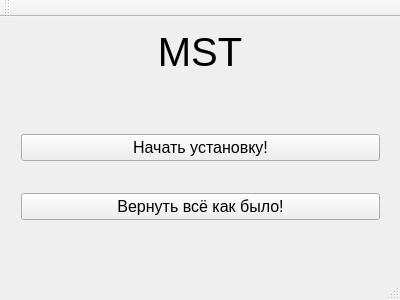
First picture: the form in src/mainwindow.ui, repository marcelo-tavares-ifsp/mst, before the edit.
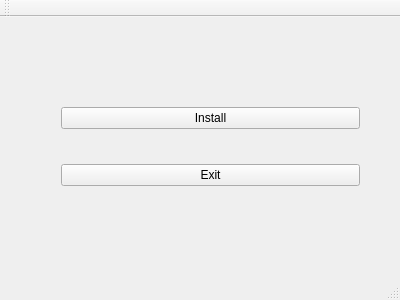
Second picture: the form after the edit.

```diff
--- a/src/mainwindow.ui
+++ b/src/mainwindow.ui
@@ -27,6 +27,9 @@
   </property>
   <widget class="QWidget" name="centralWidget">
    <widget class="QStackedWidget" name="stackedWidget">
+    <property name="enabled">
+     <bool>true</bool>
+    </property>
     <property name="geometry">
      <rect>
       <x>0</x>
@@ -36,7 +39,7 @@
      </rect>
     </property>
     <property name="currentIndex">
-     <number>0</number>
+     <number>3</number>
     </property>
     <widget class="QWidget" name="page_hello">
      <widget class="QLabel" name="lbl_hello">
@@ -250,6 +253,34 @@
       </property>
      </widget>
     </widget>
+    <widget class="QWidget" name="page_2">
+     <widget class="QWidget" name="gridLayoutWidget_3">
+      <property name="geometry">
+       <rect>
+        <x>50</x>
+        <y>50</y>
+        <width>321</width>
+        <height>161</height>
+       </rect>
+      </property>
+      <layout class="QGridLayout" name="gridLayout_2">
+       <item row="0" column="0">
+        <widget class="QPushButton" name="install_button">
+         <property name="text">
+          <string>Install</string>
+         </property>
+        </widget>
+       </item>
+       <item row="1" column="0">
+        <widget class="QPushButton" name="pushButton">
+         <property name="text">
+          <string>Exit</string>
+         </property>
+        </widget>
+       </item>
+      </layout>
+     </widget>
+    </widget>
    </widget>
   </widget>
   <widget class="QMenuBar" name="menuBar">
```
Left out of the diff: 12 changed lines with no effect on the pictures.
